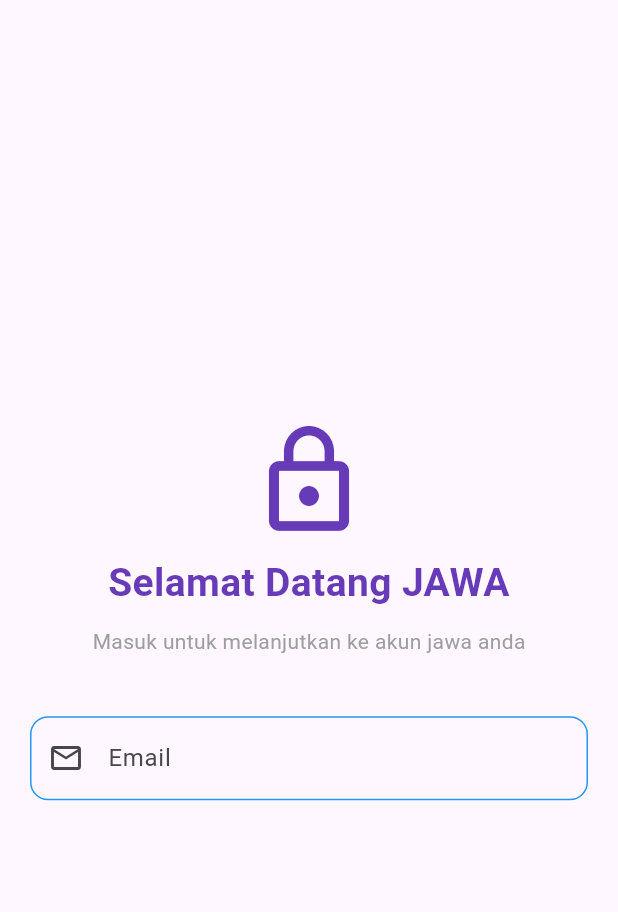
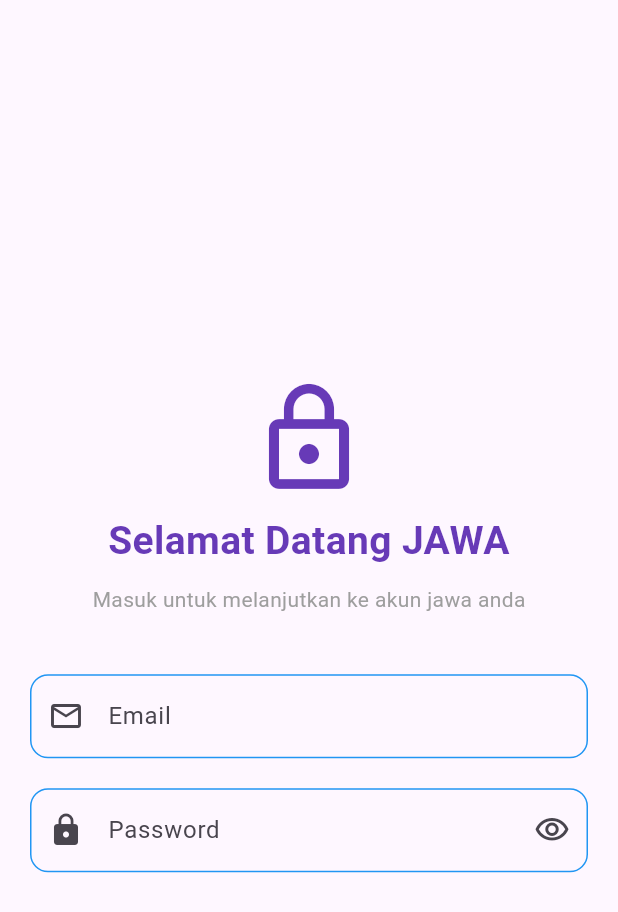
Before and after one commit to IhzaAnasrulloh/KB1179-1123150007-uts, a Flutter app: the login screen opened directly, on a phone screen of 412 x 824 dp. Shown: the top 912 px of the screen. Run offline on Flutter 3.47's test engine with Material 3 defaults, Android fonts, the phone set to English and light mode, and no system bars.

Commit message:
menambahkan kotak isi password

```diff
--- a/lib/Login Page/login.dart
+++ b/lib/Login Page/login.dart
@@ -58,6 +58,29 @@
                   ),
                 ),
                 const SizedBox(height: 20),
+                TextField(
+                  obscureText: true,
+                  decoration: InputDecoration(
+                    labelText: "Password",
+                    hintText: "Masukan Password",
+                    prefixIcon: const Icon(Icons.lock),
+                    suffixIcon: Icon(Icons.visibility_outlined),
+                    border: OutlineInputBorder(
+                      borderRadius: BorderRadius.circular(12),
+                    ),
+                    enabledBorder: OutlineInputBorder(
+                      borderRadius: BorderRadius.circular(12),
+                      borderSide: const BorderSide(color: Colors.blue),
+                    ),
+                    focusedBorder: OutlineInputBorder(
+                      borderRadius: BorderRadius.circular(12),
+                      borderSide: BorderSide(
+                        color: Colors.blue.shade700,
+                        width: 2,
+                      ),
+                    ),
+                  ),
+                ),
             ],
           ),
         ),
```
